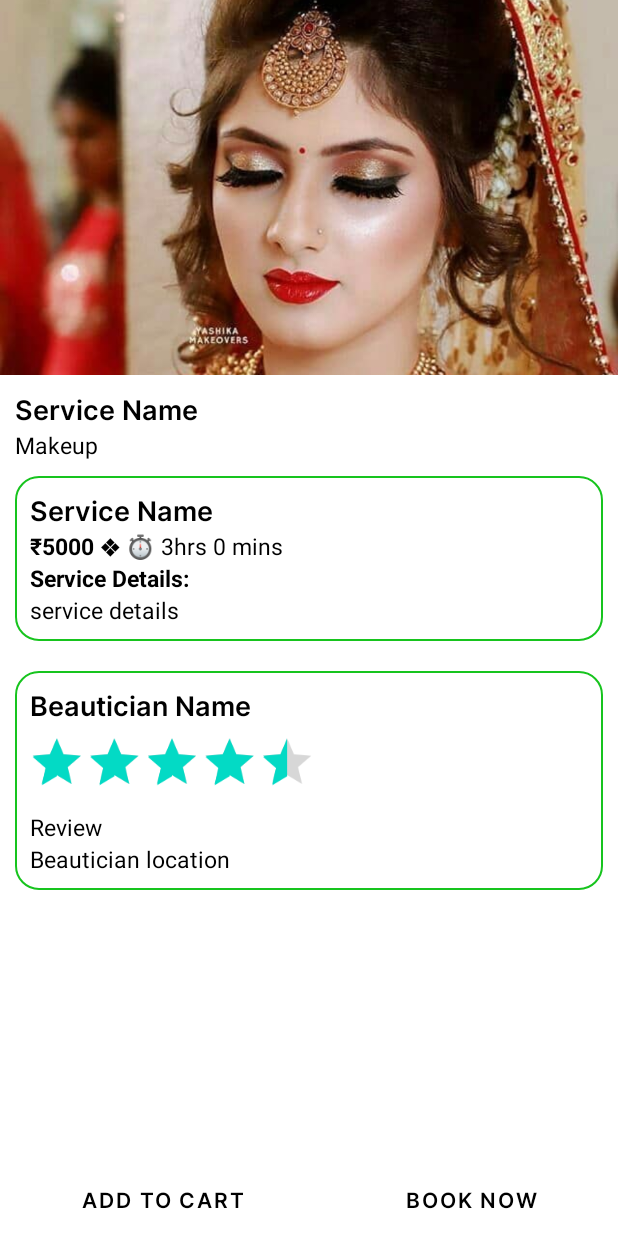
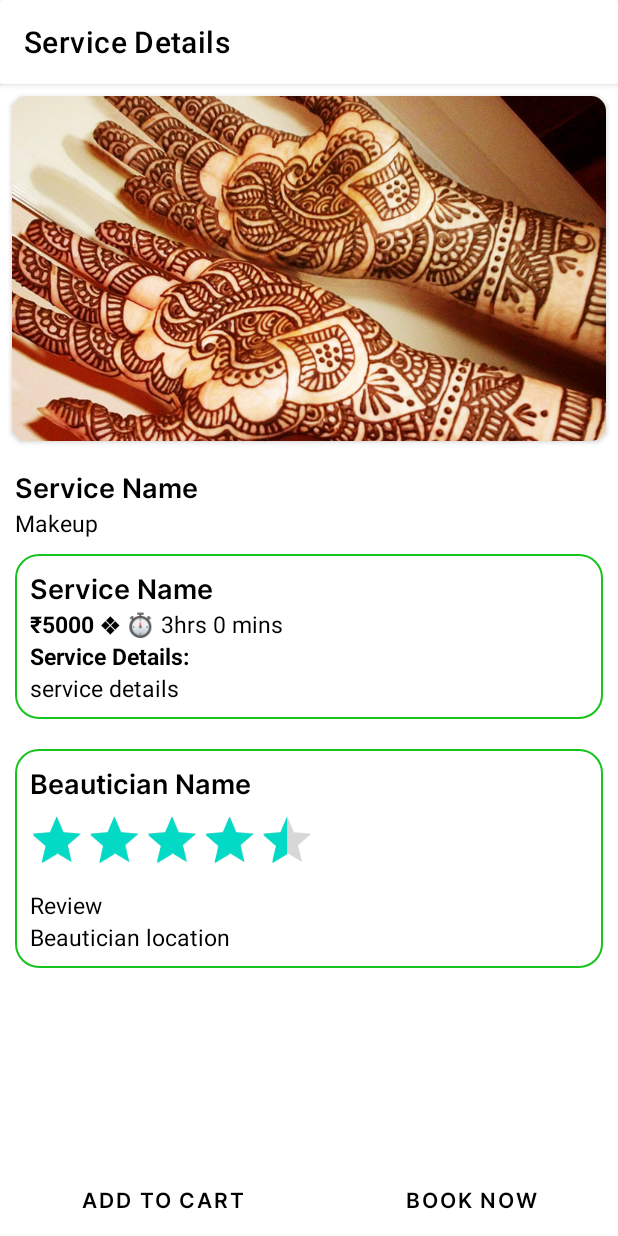
Before and after one commit to TusharB4321/BeautyParlorApp, an Android app: the DetailServiceFragment screen opened through its navigation route, on a phone screen of 412 x 824 dp. Run offline under Robolectric (Android 15) with nearby library versions, the phone set to English and light mode, and no system bars; our stand-ins replace Firebase (no records; nobody signed in at launch, a user with empty details on screens opened directly), navigation-ui.

Commit message:
add dumy img done

```diff
--- a/app/src/main/java/com/example/beautyparlorapp/adapter/ServiceListAdapter.kt
+++ b/app/src/main/java/com/example/beautyparlorapp/adapter/ServiceListAdapter.kt
@@ -24,7 +24,8 @@ class ServiceListAdapter(
     private val context: Context,
     private val list: ArrayList<ServiceModel>,
     private val isCartFragment: Boolean,
-    private val cartUpdateListener: CartUpdateListener
+    private val cartUpdateListener: CartUpdateListener,
+    private val categoryImage: Int
 ) : RecyclerView.Adapter<ServiceListAdapter.ViewHolder>() {
 
     class ViewHolder(val binding: ServiceListItemLayoutBinding) : RecyclerView.ViewHolder(binding.root)
@@ -70,6 +71,8 @@ class ServiceListAdapter(
         holder.binding.serviceDuration.text = "Service Duration: ${model.serviceDuration}hrs"
         holder.binding.servicePrice.text = "Service Price: ${model.servicePrice}Rs"
 
+        // Set category image for each item
+        holder.binding.img.setImageResource(categoryImage)
         setRowBackgroundColor(holder, position)
     }
 
--- a/app/src/main/java/com/example/beautyparlorapp/ui/fragment/DetailServiceFragment.kt
+++ b/app/src/main/java/com/example/beautyparlorapp/ui/fragment/DetailServiceFragment.kt
@@ -25,6 +25,7 @@ class DetailServiceFragment : Fragment() {
     private lateinit var binding: FragmentDetailServiceBinding
     private lateinit var firestore:FirebaseFirestore
     private var serviceName:String?=""
+    private var serviceImage:Int?=0
     private var isCartAdded:Boolean = false
 
     override fun onCreateView(
@@ -39,6 +40,7 @@ class DetailServiceFragment : Fragment() {
         super.onViewCreated(view, savedInstanceState)
         firestore=FirebaseFirestore.getInstance()
         serviceName=arguments?.getString("serviceName")
+        serviceImage=arguments?.getInt("serviceImage")
         showBeauticianInfo()
         showServiceInfo()
         addToCart()
@@ -196,6 +198,7 @@ class DetailServiceFragment : Fragment() {
         binding.beauticianAddress.text="⚲ $beauticianAddress"
         binding.beauticianRatingBar.rating=beauticianRating.toFloat()
         binding.beauticianReview.text="✍$beauticianReview"
+        binding.imageView.setImageResource(serviceImage!!)
 
 
     }
--- a/app/src/main/res/layout/fragment_detail_service.xml
+++ b/app/src/main/res/layout/fragment_detail_service.xml
@@ -7,25 +7,52 @@
     tools:context=".ui.fragment.DetailServiceFragment"
     android:orientation="vertical">
 
+
+    <androidx.cardview.widget.CardView
+        android:id="@+id/card_view"
+        android:layout_width="match_parent"
+        android:layout_height="wrap_content"
+        app:layout_constraintStart_toStartOf="parent"
+        app:layout_constraintEnd_toEndOf="parent"
+        app:layout_constraintTop_toTopOf="parent"
+        app:cardElevation="3dp">
+        <androidx.appcompat.widget.Toolbar
+            android:id="@+id/toolbar_home"
+            android:layout_width="match_parent"
+            android:layout_height="wrap_content"
+            android:background="@color/white"
+            android:theme="@style/ThemeOverlay.AppCompat.Dark.ActionBar"
+            app:title="Service Details"
+            app:titleTextColor="@android:color/black">
+
+
+        </androidx.appcompat.widget.Toolbar>
+    </androidx.cardview.widget.CardView>
     <androidx.core.widget.NestedScrollView
         android:layout_width="0dp"
         android:layout_height="0dp"
         app:layout_constraintBottom_toTopOf="@+id/linearLayout2"
         app:layout_constraintEnd_toEndOf="parent"
         app:layout_constraintStart_toStartOf="parent"
-        app:layout_constraintTop_toTopOf="parent">
+        app:layout_constraintTop_toBottomOf="@id/card_view">
 
         <LinearLayout
             android:layout_width="match_parent"
             android:layout_height="wrap_content"
             android:orientation="vertical">
+            <androidx.cardview.widget.CardView
+                android:layout_width="match_parent"
+                android:layout_height="wrap_content"
+                android:layout_margin="8dp"
+                app:cardCornerRadius="10dp">
+                <ImageView
+                    android:id="@+id/imageView"
+                    android:layout_width="match_parent"
+                    android:layout_height="230dp"
+                    android:scaleType="centerCrop"
+                    android:src="@drawable/mehendi_service" />
+            </androidx.cardview.widget.CardView>
 
-            <ImageView
-                android:id="@+id/imageView"
-                android:layout_width="match_parent"
-                android:layout_height="250dp"
-                android:scaleType="centerCrop"
-                android:src="@drawable/makeup_cat" />
 
             <TextView
                 android:id="@+id/service"
--- a/app/src/main/res/layout/service_list_item_layout.xml
+++ b/app/src/main/res/layout/service_list_item_layout.xml
@@ -25,7 +25,7 @@
                 android:layout_height="130dp"
                 android:scaleType="centerCrop"
                 android:layout_weight="1"
-                android:src="@drawable/facial_cat"/>
+                android:src="@drawable/makeup_cat"/>
 
             <LinearLayout
                 android:layout_width="wrap_content"
```
Also changed, not shown: app/src/main/java/com/example/beautyparlorapp/ui/fragment/ServiceListFragment.kt (+7 -6 lines), app/src/main/java/com/example/beautyparlorapp/ui/fragment/bottomnav/CartFragment.kt (+6 -1 lines), app/src/main/java/com/example/beautyparlorapp/ui/fragment/bottomnav/HomeFragment.kt (+18 -3 lines).
